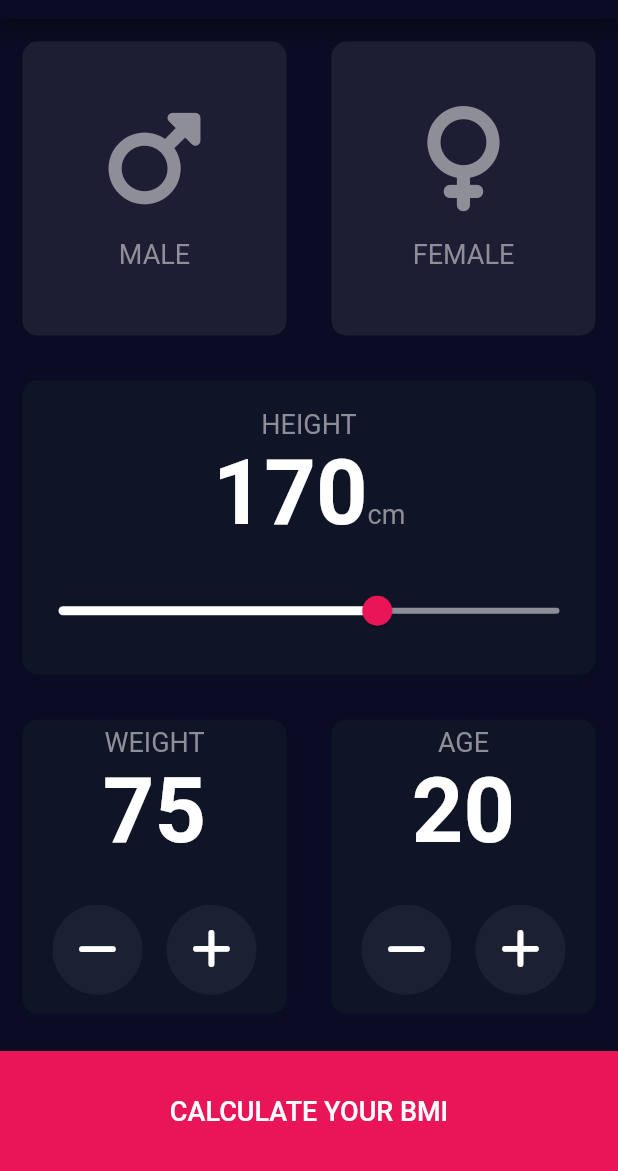
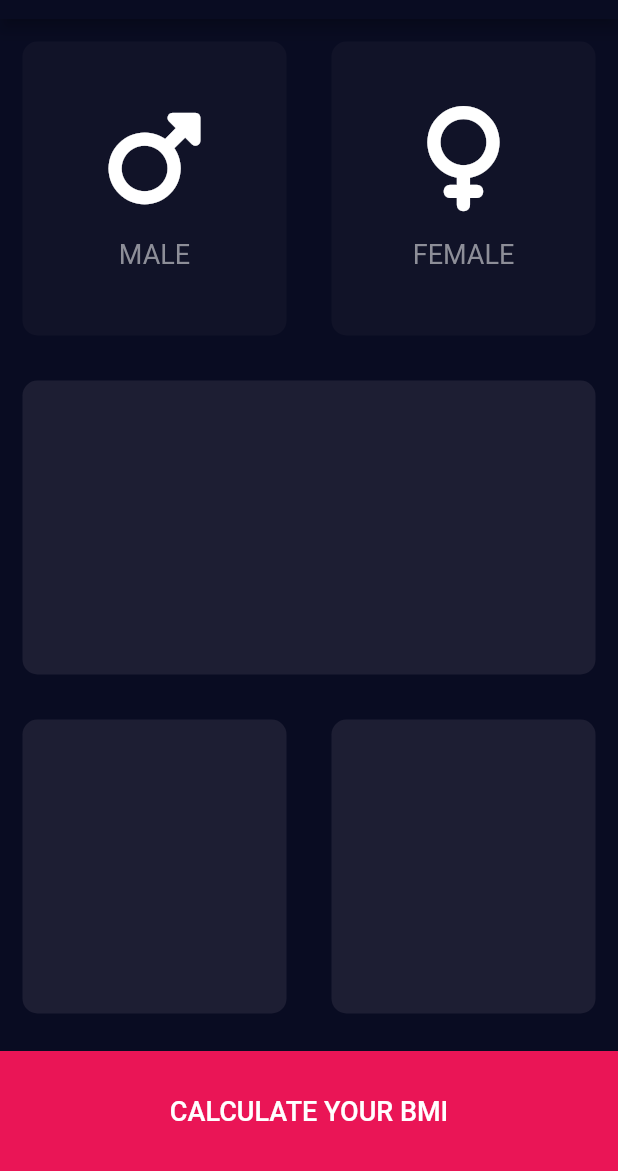
Before and after one commit to Flutter-Refs/bmi-calculator, a Flutter app: the screen it shows after launch, on a phone screen of 412 x 824 dp, the part 65-1236 px from its top. Run offline on Flutter 3.47's test engine with Material 2 defaults, Android fonts, the phone set to English and light mode, and no system bars; our stand-ins replace font_awesome_flutter.

Commit message:
Implemented select gender feature using callback function

```diff
--- a/lib/gender_card_child.dart
+++ b/lib/gender_child_card.dart
@@ -21,7 +21,7 @@ class GenderChildCard extends StatelessWidget {
         Icon(
           (gender == Gender.male) ? FontAwesomeIcons.mars : FontAwesomeIcons.venus,
           size: 70.0,
-          color: headerColour,
+          color: Colors.white,
         ),
         const SizedBox(
           height: 18,
--- a/lib/input_page.dart
+++ b/lib/input_page.dart
@@ -1,16 +1,17 @@
 // ignore_for_file: prefer_const_constructors, prefer_const_literals_to_create_immutables, must_be_immutable
 
 import 'package:bmi_calculator/gender.dart';
-import 'package:bmi_calculator/gender_card_child.dart';
-import 'package:bmi_calculator/heading.dart';
-import 'package:bmi_calculator/input_number_card.dart';
-import 'package:bmi_calculator/input_number_type.dart';
-import 'package:bmi_calculator/numeric_text.dart';
+import 'package:bmi_calculator/gender_child_card.dart';
 import 'package:bmi_calculator/reusable_card.dart';
 import 'package:flutter/material.dart';
 
 const bottomContainerHeight = 80.0;
 const Color headerColour = Color(0xFF8D8E98);
+
+const Color activeCardColor = Color(0xFF1D1E33);
+const Color inactiveCardColor = Color(0xFF111328);
+
+Gender? selectedGender;
 
 class InputPage extends StatefulWidget {
   const InputPage({super.key});
@@ -20,7 +21,7 @@ class InputPage extends StatefulWidget {
 }
 
 class _InputPageState extends State<InputPage> {
-  double _heightSliderValue = 170;
+  // double _heightSliderValue = 170;
 
   @override
   Widget build(BuildContext context) {
@@ -36,6 +37,12 @@ class _InputPageState extends State<InputPage> {
               children: [
                 Expanded(
                   child: ReusableCard(
+                    onPress: () {
+                      setState(() {
+                        selectedGender = Gender.male;
+                      });
+                    },
+                    colour: selectedGender == Gender.male ? activeCardColor : inactiveCardColor,
                     cardChild: GenderChildCard(
                       gender: Gender.male,
                     ),
@@ -43,6 +50,12 @@ class _InputPageState extends State<InputPage> {
                 ),
                 Expanded(
                   child: ReusableCard(
+                    onPress: () {
+                      setState(() {
+                        selectedGender = Gender.female;
+                      });
+                    },
+                    colour: selectedGender == Gender.female ? activeCardColor : inactiveCardColor,
                     cardChild: GenderChildCard(
                       gender: Gender.female,
                     ),
@@ -54,45 +67,45 @@ class _InputPageState extends State<InputPage> {
           // Height
           Expanded(
             child: ReusableCard(
-              colour: Color(0xFF101427),
-              cardChild: Column(
-                mainAxisAlignment: MainAxisAlignment.center,
-                children: [
-                  Heading(
-                    text: 'HEIGHT',
-                  ),
-                  Row(
-                    mainAxisAlignment: MainAxisAlignment.center,
-                    crossAxisAlignment: CrossAxisAlignment.end,
-                    children: [
-                      NumericText(value: _heightSliderValue.round()),
-                      Padding(
-                        padding: const EdgeInsets.only(bottom: 10),
-                        child: Heading(
-                          text: 'cm',
-                        ),
-                      ),
-                    ],
-                  ),
-                  SizedBox(
-                    height: 20,
-                  ),
-                  Slider(
-                    value: _heightSliderValue,
-                    max: 210,
-                    min: 100,
-                    label: _heightSliderValue.round().toString(),
-                    thumbColor: Color(0xFFEA1556),
-                    activeColor: Colors.white,
-                    inactiveColor: headerColour,
-                    onChanged: (double value) {
-                      setState(() {
-                        _heightSliderValue = value;
-                      });
-                    },
-                  )
-                ],
-              ),
+              onPress: () {},
+              // cardChild: Column(
+              //   mainAxisAlignment: MainAxisAlignment.center,
+              //   children: [
+              //     Heading(
+              //       text: 'HEIGHT',
+              //     ),
+              //     Row(
+              //       mainAxisAlignment: MainAxisAlignment.center,
+              //       crossAxisAlignment: CrossAxisAlignment.end,
+              //       children: [
+              //         NumericText(value: _heightSliderValue.round()),
+              //         Padding(
+              //           padding: const EdgeInsets.only(bottom: 10),
+              //           child: Heading(
+              //             text: 'cm',
+              //           ),
+              //         ),
+              //       ],
+              //     ),
+              //     SizedBox(
+              //       height: 20,
+              //     ),
+              //     Slider(
+              //       value: _heightSliderValue,
+              //       max: 210,
+              //       min: 100,
+              //       label: _heightSliderValue.round().toString(),
+              //       thumbColor: Color(0xFFEA1556),
+              //       activeColor: Colors.white,
+              //       inactiveColor: headerColour,
+              //       onChanged: (double value) {
+              //         setState(() {
+              //           _heightSliderValue = value;
+              //         });
+              //       },
+              //     )
+              //   ],
+              // ),
             ),
           ),
           Expanded(
@@ -100,18 +113,18 @@ class _InputPageState extends State<InputPage> {
               children: [
                 Expanded(
                   child: ReusableCard(
-                    colour: Color(0xFF101427),
-                    cardChild: InputNumberCard(
-                      type: InputNumberType.weight,
-                    ),
+                    onPress: () {},
+                    // cardChild: InputNumberCard(
+                    //   type: InputNumberType.weight,
+                    // ),
                   ),
                 ),
                 Expanded(
                   child: ReusableCard(
-                    colour: Color(0xFF101427),
-                    cardChild: InputNumberCard(
-                      type: InputNumberType.age,
-                    ),
+                    onPress: () {},
+                    // cardChild: InputNumberCard(
+                    //   type: InputNumberType.age,
+                    // ),
                   ),
                 ),
               ],
--- a/lib/reusable_card.dart
+++ b/lib/reusable_card.dart
@@ -5,24 +5,29 @@ import 'package:flutter/material.dart';
 
 class ReusableCard extends StatelessWidget {
   static const Color defaultColour = Color(0xFF1D1E33);
-  Color colour;
-  Widget? cardChild;
+  final Color colour;
+  final Widget? cardChild;
+  final VoidCallback onPress;
 
-  ReusableCard({
+  const ReusableCard({
     super.key,
     this.colour = defaultColour,
     this.cardChild,
+    required this.onPress,
   });
 
   @override
   Widget build(BuildContext context) {
-    return Container(
-      margin: const EdgeInsets.all(15.0),
-      decoration: BoxDecoration(
-        borderRadius: BorderRadius.circular(10),
-        color: colour,
+    return GestureDetector(
+      onTap: onPress,
+      child: Container(
+        margin: const EdgeInsets.all(15.0),
+        decoration: BoxDecoration(
+          borderRadius: BorderRadius.circular(10),
+          color: colour,
+        ),
+        child: cardChild,
       ),
-      child: cardChild,
     );
   }
 }
```
